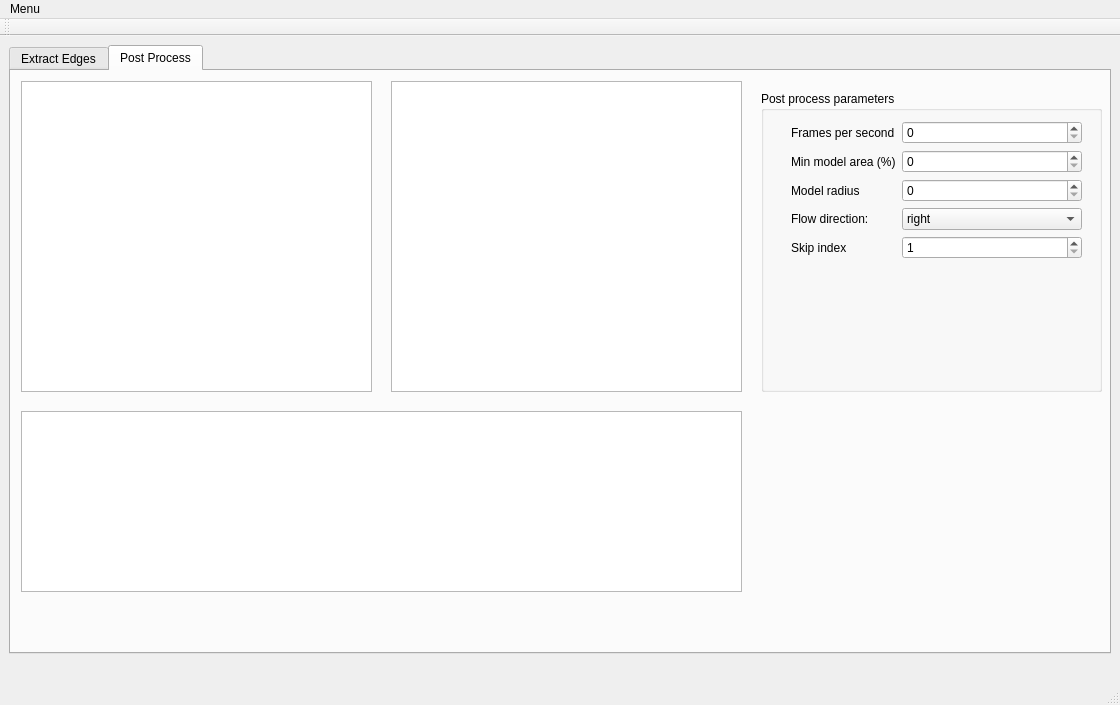
Above: gui/arcjetCV.ui from alexandrequ/arcjetCV before the change. Below: the same form after it.
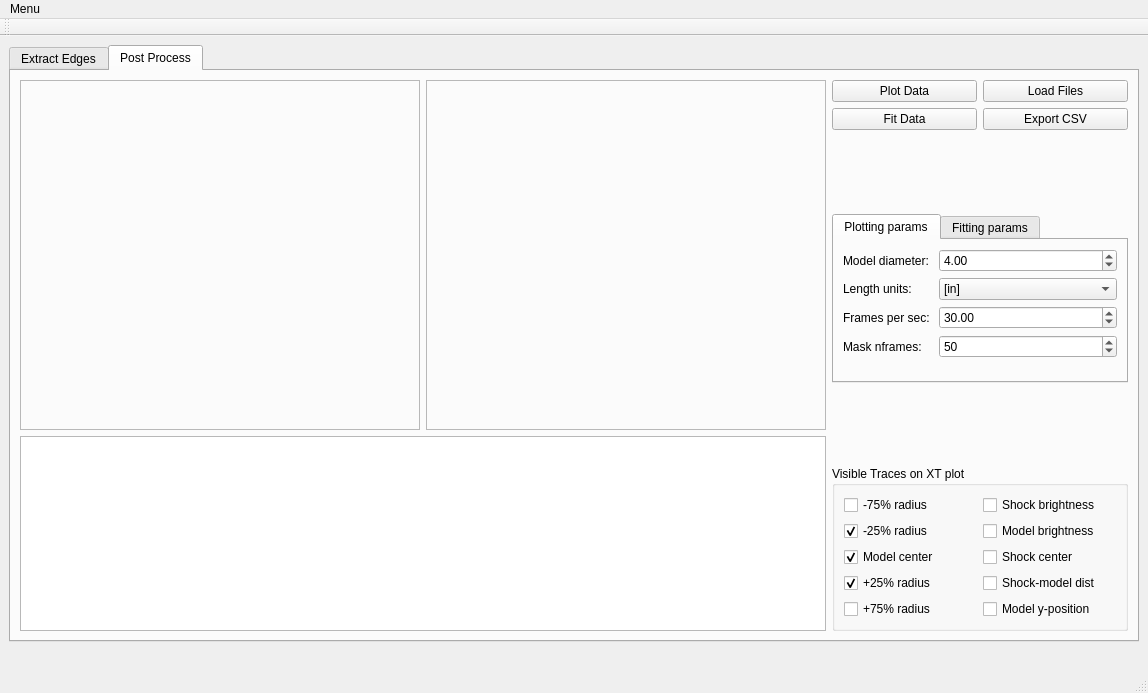
That is the form after the change. The open tabs and pages were chosen to show the change.

What changed in the file:
```diff
--- a/gui/arcjetCV.ui
+++ b/gui/arcjetCV.ui
@@ -6,8 +6,8 @@
    <rect>
     <x>0</x>
     <y>0</y>
-    <width>1120</width>
-    <height>705</height>
+    <width>1148</width>
+    <height>693</height>
    </rect>
   </property>
   <property name="windowTitle">
@@ -487,143 +487,395 @@
        <attribute name="title">
         <string>Post Process</string>
        </attribute>
-       <widget class="QGraphicsView" name="graphicsView_2">
-        <property name="geometry">
-         <rect>
-          <x>10</x>
-          <y>10</y>
-          <width>351</width>
-          <height>311</height>
-         </rect>
-        </property>
-        <property name="tabletTracking">
-         <bool>false</bool>
-        </property>
-       </widget>
-       <widget class="QGroupBox" name="postProcessParams">
-        <property name="geometry">
-         <rect>
-          <x>750</x>
-          <y>20</y>
-          <width>341</width>
-          <height>301</height>
-         </rect>
-        </property>
-        <property name="title">
-         <string>Post process parameters</string>
-        </property>
-        <widget class="QWidget" name="formLayoutWidget_3">
-         <property name="geometry">
-          <rect>
-           <x>30</x>
-           <y>30</y>
-           <width>291</width>
-           <height>161</height>
-          </rect>
-         </property>
-         <layout class="QFormLayout" name="formLayout_3">
-          <item row="0" column="0">
-           <widget class="QLabel" name="label_10">
-            <property name="text">
-             <string>Frames per second</string>
-            </property>
-           </widget>
+       <layout class="QHBoxLayout" name="horizontalLayout_11">
+        <item>
+         <layout class="QVBoxLayout" name="verticalLayout_8">
+          <item>
+           <layout class="QHBoxLayout" name="horizontalLayout_12">
+            <item>
+             <widget class="QFrame" name="frame_3">
+              <property name="minimumSize">
+               <size>
+                <width>400</width>
+                <height>350</height>
+               </size>
+              </property>
+              <property name="frameShape">
+               <enum>QFrame::StyledPanel</enum>
+              </property>
+              <property name="frameShadow">
+               <enum>QFrame::Raised</enum>
+              </property>
+              <widget class="QWidget" name="Window1" native="true">
+               <property name="geometry">
+                <rect>
+                 <x>0</x>
+                 <y>0</y>
+                 <width>400</width>
+                 <height>350</height>
+                </rect>
+               </property>
+               <property name="minimumSize">
+                <size>
+                 <width>395</width>
+                 <height>345</height>
+                </size>
+               </property>
+              </widget>
+             </widget>
+            </item>
+            <item>
+             <widget class="QFrame" name="frame_2">
+              <property name="minimumSize">
+               <size>
+                <width>400</width>
+                <height>350</height>
+               </size>
+              </property>
+              <property name="frameShape">
+               <enum>QFrame::StyledPanel</enum>
+              </property>
+              <property name="frameShadow">
+               <enum>QFrame::Raised</enum>
+              </property>
+              <widget class="QWidget" name="Window2" native="true">
+               <property name="geometry">
+                <rect>
+                 <x>0</x>
+                 <y>0</y>
+                 <width>400</width>
+                 <height>350</height>
+                </rect>
+               </property>
+               <property name="minimumSize">
+                <size>
+                 <width>395</width>
+                 <height>345</height>
+                </size>
+               </property>
+              </widget>
+             </widget>
+            </item>
+           </layout>
           </item>
-          <item row="0" column="1">
-           <widget class="QSpinBox" name="spinBox_firstFrame_2">
-            <property name="maximum">
-             <number>5000</number>
-            </property>
-           </widget>
+          <item>
+           <widget class="QTextBrowser" name="textBrowser"/>
           </item>
-          <item row="1" column="0">
-           <widget class="QLabel" name="label_11">
-            <property name="text">
-             <string>Min model area (%)</string>
-            </property>
-           </widget>
+         </layout>
+        </item>
+        <item>
+         <layout class="QVBoxLayout" name="verticalLayout_7">
+          <item>
+           <layout class="QHBoxLayout" name="horizontalLayout_13">
+            <item>
+             <widget class="QPushButton" name="pushButton_PlotData">
+              <property name="text">
+               <string>Plot Data</string>
+              </property>
+             </widget>
+            </item>
+            <item>
+             <widget class="QPushButton" name="pushButton_LoadFiles">
+              <property name="text">
+               <string>Load Files</string>
+              </property>
+             </widget>
+            </item>
+           </layout>
           </item>
-          <item row="1" column="1">
-           <widget class="QSpinBox" name="spinBox_3"/>
+          <item>
+           <layout class="QHBoxLayout" name="horizontalLayout_15">
+            <item>
+             <widget class="QPushButton" name="pushButton_fitData">
+              <property name="text">
+               <string>Fit Data</string>
+              </property>
+             </widget>
+            </item>
+            <item>
+             <widget class="QPushButton" name="pushButton_export_csv">
+              <property name="text">
+               <string>Export CSV</string>
+              </property>
+             </widget>
+            </item>
+           </layout>
           </item>
-          <item row="2" column="0">
-           <widget class="QLabel" name="label_12">
-            <property name="text">
-             <string>Model radius</string>
+          <item>
+           <spacer name="verticalSpacer_4">
+            <property name="orientation">
+             <enum>Qt::Vertical</enum>
             </property>
-           </widget>
-          </item>
-          <item row="2" column="1">
-           <widget class="QSpinBox" name="spinBox_4">
-            <property name="maximum">
-             <number>10000</number>
+            <property name="sizeHint" stdset="0">
+             <size>
+              <width>20</width>
+              <height>40</height>
+             </size>
             </property>
-           </widget>
+           </spacer>
           </item>
-          <item row="3" column="0">
-           <widget class="QLabel" name="label_13">
-            <property name="text">
-             <string>Flow direction:</string>
+          <item>
+           <widget class="QTabWidget" name="tabWidget_2">
+            <property name="currentIndex">
+             <number>0</number>
             </property>
+            <widget class="QWidget" name="tab_5">
+             <attribute name="title">
+              <string>Plotting params</string>
+             </attribute>
+             <layout class="QFormLayout" name="formLayout_3">
+              <item row="0" column="0">
+               <widget class="QLabel" name="label">
+                <property name="text">
+                 <string>Model diameter: </string>
+                </property>
+               </widget>
+              </item>
+              <item row="2" column="0">
+               <widget class="QLabel" name="label_11">
+                <property name="text">
+                 <string>Length units:</string>
+                </property>
+               </widget>
+              </item>
+              <item row="4" column="0">
+               <widget class="QLabel" name="label_18">
+                <property name="text">
+                 <string>Frames per sec:</string>
+                </property>
+               </widget>
+              </item>
+              <item row="0" column="1">
+               <widget class="QDoubleSpinBox" name="doubleSpinBox_diameter">
+                <property name="value">
+                 <double>4.000000000000000</double>
+                </property>
+               </widget>
+              </item>
+              <item row="2" column="1">
+               <widget class="QComboBox" name="comboBox_units">
+                <item>
+                 <property name="text">
+                  <string>[in]</string>
+                 </property>
+                </item>
+                <item>
+                 <property name="text">
+                  <string>[cm]</string>
+                 </property>
+                </item>
+                <item>
+                 <property name="text">
+                  <string>[mm]</string>
+                 </property>
+                </item>
+                <item>
+                 <property name="text">
+                  <string>pixels</string>
+                 </property>
+                </item>
+               </widget>
+              </item>
+              <item row="4" column="1">
+               <widget class="QDoubleSpinBox" name="doubleSpinBox_fps">
+                <property name="value">
+                 <double>30.000000000000000</double>
+                </property>
+               </widget>
+              </item>
+              <item row="6" column="1">
+               <widget class="QSpinBox" name="spinBox_mask_frames">
+                <property name="value">
+                 <number>50</number>
+                </property>
+               </widget>
+              </item>
+              <item row="6" column="0">
+               <widget class="QLabel" name="label_2">
+                <property name="text">
+                 <string>Mask nframes:</string>
+                </property>
+               </widget>
+              </item>
+             </layout>
+            </widget>
+            <widget class="QWidget" name="tab_6">
+             <attribute name="title">
+              <string>Fitting params</string>
+             </attribute>
+             <layout class="QVBoxLayout" name="verticalLayout_10">
+              <item>
+               <widget class="QGroupBox" name="groupBox_3">
+                <property name="title">
+                 <string>Fitting Parameters</string>
+                </property>
+                <layout class="QFormLayout" name="formLayout_6">
+                 <item row="0" column="1">
+                  <widget class="QComboBox" name="comboBox">
+                   <item>
+                    <property name="text">
+                     <string>linear</string>
+                    </property>
+                   </item>
+                   <item>
+                    <property name="text">
+                     <string>quadratic</string>
+                    </property>
+                   </item>
+                   <item>
+                    <property name="text">
+                     <string>exponential</string>
+                    </property>
+                   </item>
+                  </widget>
+                 </item>
+                 <item row="0" column="0">
+                  <widget class="QLabel" name="label_12">
+                   <property name="text">
+                    <string>Fit type:</string>
+                   </property>
+                  </widget>
+                 </item>
+                 <item row="1" column="0">
+                  <widget class="QLabel" name="label_13">
+                   <property name="text">
+                    <string>Start time:</string>
+                   </property>
+                  </widget>
+                 </item>
+                 <item row="2" column="0">
+                  <widget class="QLabel" name="label_14">
+                   <property name="text">
+                    <string>End time:</string>
+                   </property>
+                  </widget>
+                 </item>
+                 <item row="1" column="1">
+                  <widget class="QDoubleSpinBox" name="doubleSpinBox_fit_start_time"/>
+                 </item>
+                 <item row="2" column="1">
+                  <widget class="QDoubleSpinBox" name="doubleSpinBox_fit_last_time"/>
+                 </item>
+                </layout>
+               </widget>
+              </item>
+             </layout>
+            </widget>
            </widget>
           </item>
-          <item row="3" column="1">
-           <widget class="QComboBox" name="comboBox_flowDirectionPP">
-            <item>
-             <property name="text">
-              <string>right</string>
-             </property>
-            </item>
-            <item>
-             <property name="text">
-              <string>left</string>
-             </property>
-            </item>
-           </widget>
-          </item>
-          <item row="4" column="1">
-           <widget class="QSpinBox" name="spinBox">
-            <property name="minimum">
-             <number>1</number>
+          <item>
+           <spacer name="verticalSpacer_2">
+            <property name="orientation">
+             <enum>Qt::Vertical</enum>
             </property>
-            <property name="maximum">
-             <number>5</number>
+            <property name="sizeHint" stdset="0">
+             <size>
+              <width>20</width>
+              <height>40</height>
+             </size>
             </property>
-           </widget>
+           </spacer>
           </item>
-          <item row="4" column="0">
-           <widget class="QLabel" name="label_14">
-            <property name="text">
-             <string>Skip index</string>
+          <item>
+           <widget class="QGroupBox" name="groupBox_XT_params">
+            <property name="title">
+             <string>Visible Traces on XT plot</string>
             </property>
+            <layout class="QGridLayout" name="gridLayout">
+             <item row="4" column="0">
+              <widget class="QCheckBox" name="checkBox_75_radius">
+               <property name="text">
+                <string>+75% radius</string>
+               </property>
+               <property name="checked">
+                <bool>false</bool>
+               </property>
+              </widget>
+             </item>
+             <item row="1" column="0">
+              <widget class="QCheckBox" name="checkBox_m25_radius">
+               <property name="text">
+                <string>-25% radius</string>
+               </property>
+               <property name="checked">
+                <bool>true</bool>
+               </property>
+              </widget>
+             </item>
+             <item row="4" column="1">
+              <widget class="QCheckBox" name="checkBox_ypos">
+               <property name="text">
+                <string>Model y-position</string>
+               </property>
+              </widget>
+             </item>
+             <item row="3" column="0">
+              <widget class="QCheckBox" name="checkBox_25_radius">
+               <property name="text">
+                <string>+25% radius </string>
+               </property>
+               <property name="checked">
+                <bool>true</bool>
+               </property>
+              </widget>
+             </item>
+             <item row="3" column="1">
+              <widget class="QCheckBox" name="checkBox_shockmodel">
+               <property name="text">
+                <string>Shock-model dist</string>
+               </property>
+              </widget>
+             </item>
+             <item row="2" column="1">
+              <widget class="QCheckBox" name="checkBox_shock_center">
+               <property name="text">
+                <string>Shock center</string>
+               </property>
+              </widget>
+             </item>
+             <item row="2" column="0">
+              <widget class="QCheckBox" name="checkBox_model_center">
+               <property name="text">
+                <string>Model center</string>
+               </property>
+               <property name="checked">
+                <bool>true</bool>
+               </property>
+              </widget>
+             </item>
+             <item row="0" column="0">
+              <widget class="QCheckBox" name="checkBox_m75_radius">
+               <property name="text">
+                <string>-75% radius</string>
+               </property>
+               <property name="checked">
+                <bool>false</bool>
+               </property>
+               <property name="tristate">
+                <bool>false</bool>
+               </property>
+              </widget>
+             </item>
+             <item row="1" column="1">
+              <widget class="QCheckBox" name="checkBox_model_brightness">
+               <property name="text">
+                <string>Model brightness</string>
+               </property>
+              </widget>
+             </item>
+             <item row="0" column="1">
+              <widget class="QCheckBox" name="checkBox_shock_brightness">
+               <property name="text">
+                <string>Shock brightness</string>
+               </property>
+              </widget>
+             </item>
+            </layout>
            </widget>
           </item>
          </layout>
-        </widget>
-       </widget>
-       <widget class="QTextBrowser" name="textBrowser">
-        <property name="geometry">
-         <rect>
-          <x>10</x>
-          <y>340</y>
-          <width>721</width>
-          <height>181</height>
-         </rect>
-        </property>
-       </widget>
-       <widget class="QGraphicsView" name="graphicsView_3">
-        <property name="geometry">
-         <rect>
-          <x>380</x>
-          <y>10</y>
-          <width>351</width>
-          <height>311</height>
-         </rect>
-        </property>
-        <property name="tabletTracking">
-         <bool>false</bool>
-        </property>
-       </widget>
+        </item>
+       </layout>
       </widget>
      </widget>
     </item>
@@ -641,7 +893,7 @@
     <rect>
      <x>0</x>
      <y>0</y>
-     <width>1120</width>
+     <width>1148</width>
      <height>22</height>
     </rect>
    </property>
```
Left out of the diff: 24 changed lines with no effect on the pictures.
